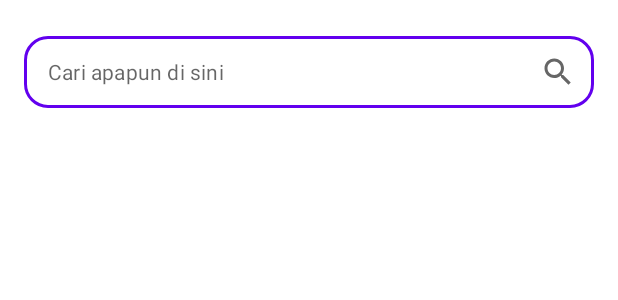
After one commit to FirmanFA/final-project-secondhand-kel-2, an Android app: the layout fragment_home.xml on its own in the app's theme, with its tools: preview values and no code run, on a phone screen of 412 x 824 dp. The commit adds this screen. Shown: the top 300 px of the screen. Run offline under Robolectric (Android 15) with nearby library versions, the phone set to English and light mode, and no system bars.

Commit message:
feat: main bottom navbar

```diff
--- /dev/null
+++ b/app/src/main/res/drawable/ic_baseline_search_24.xml
@@ -0,0 +1,5 @@
+<vector android:height="24dp" android:tint="#000000"
+    android:viewportHeight="24" android:viewportWidth="24"
+    android:width="24dp" xmlns:android="http://schemas.android.com/apk/res/android">
+    <path android:fillColor="@android:color/white" android:pathData="M15.5,14h-0.79l-0.28,-0.27C15.41,12.59 16,11.11 16,9.5 16,5.91 13.09,3 9.5,3S3,5.91 3,9.5 5.91,16 9.5,16c1.61,0 3.09,-0.59 4.23,-1.57l0.27,0.28v0.79l5,4.99L20.49,19l-4.99,-5zM9.5,14C7.01,14 5,11.99 5,9.5S7.01,5 9.5,5 14,7.01 14,9.5 11.99,14 9.5,14z"/>
+</vector>
--- /dev/null
+++ b/app/src/main/res/layout/fragment_home.xml
@@ -0,0 +1,44 @@
+<?xml version="1.0" encoding="utf-8"?>
+<androidx.constraintlayout.widget.ConstraintLayout xmlns:android="http://schemas.android.com/apk/res/android"
+    xmlns:app="http://schemas.android.com/apk/res-auto"
+    xmlns:tools="http://schemas.android.com/tools"
+    android:layout_width="match_parent"
+    android:layout_height="match_parent"
+    android:fitsSystemWindows="true"
+    tools:context=".ui.home.HomeFragment">
+
+
+    <com.google.android.material.textfield.TextInputLayout
+        android:id="@+id/et_search"
+        style="@style/Widget.MaterialComponents.TextInputLayout.OutlinedBox"
+        android:layout_width="0dp"
+        android:layout_height="wrap_content"
+        android:layout_marginStart="16dp"
+        android:layout_marginTop="24dp"
+        android:layout_marginEnd="16dp"
+        android:textSize="14sp"
+        app:endIconDrawable="@drawable/ic_baseline_search_24"
+        app:endIconMode="custom"
+        app:hintAnimationEnabled="false"
+        app:boxCornerRadiusTopStart="16dp"
+        app:boxCornerRadiusTopEnd="16dp"
+        app:boxCornerRadiusBottomStart="16dp"
+        app:boxCornerRadiusBottomEnd="16dp"
+        app:hintEnabled="false"
+        app:layout_constraintEnd_toEndOf="parent"
+        app:layout_constraintStart_toStartOf="parent"
+        app:layout_constraintTop_toTopOf="parent">
+
+        <com.google.android.material.textfield.TextInputEditText
+            android:layout_width="match_parent"
+            android:layout_height="wrap_content"
+            android:hint="Cari apapun di sini"
+            android:imeOptions="actionSearch"
+            android:inputType="text"
+            android:maxLines="1"
+            android:padding="10dp"
+            android:textSize="14sp" />
+    </com.google.android.material.textfield.TextInputLayout>
+
+
+</androidx.constraintlayout.widget.ConstraintLayout>
--- a/app/src/main/res/values/colors.xml
+++ b/app/src/main/res/values/colors.xml
@@ -10,4 +10,8 @@
     <color name="dark_blue05">#4B1979</color>
     <color name="lime_green05">#AA9B87</color>
     <color name="purple_04">#7126B5</color>
+    <color name="purple_binar">#7126B5</color>
+    <color name="inactive_nav_bar_icon">#8A8A8A</color>
+    <color name="purple_primary">#7126B5</color>
+
 </resources>
--- a/app/src/main/res/values/strings.xml
+++ b/app/src/main/res/values/strings.xml
@@ -111,4 +111,9 @@
         <item>Tual</item>
         <item>Yogyakarta</item>
     </string-array>
+    <string name="navbar_home">Home</string>
+    <string name="navbar_notification">Notifikasi</string>
+    <string name="navbar_sell">Jual</string>
+    <string name="navbar_sale_list">Daftar Jual</string>
+    <string name="navbar_account">Akun</string>
 </resources>
```
Also changed, not shown: app/src/main/java/com/binar/secondhand/kel2/ui/home/HomeFragment.kt (added, +35 -0 lines), app/src/main/java/com/binar/secondhand/kel2/ui/main/MainFragment.kt (added, +21 -0 lines), app/src/main/res/color/main_bottom_nav_color.xml (added, +9 -0 lines), app/src/main/res/color/main_bottom_nav_ripple.xml (added, +20 -0 lines), app/src/main/res/drawable/ic_navbar_account.xml (added, +20 -0 lines), app/src/main/res/drawable/ic_navbar_home.xml (added, +20 -0 lines), app/src/main/res/drawable/ic_navbar_notification.xml (added, +20 -0 lines), app/src/main/res/drawable/ic_navbar_sale_list.xml (added, +48 -0 lines), app/src/main/res/drawable/ic_navbar_sell.xml (added, +27 -0 lines), app/src/main/res/layout/fragment_main.xml (added, +29 -0 lines), app/src/main/res/menu/menu_main.xml (+20 -5 lines).
